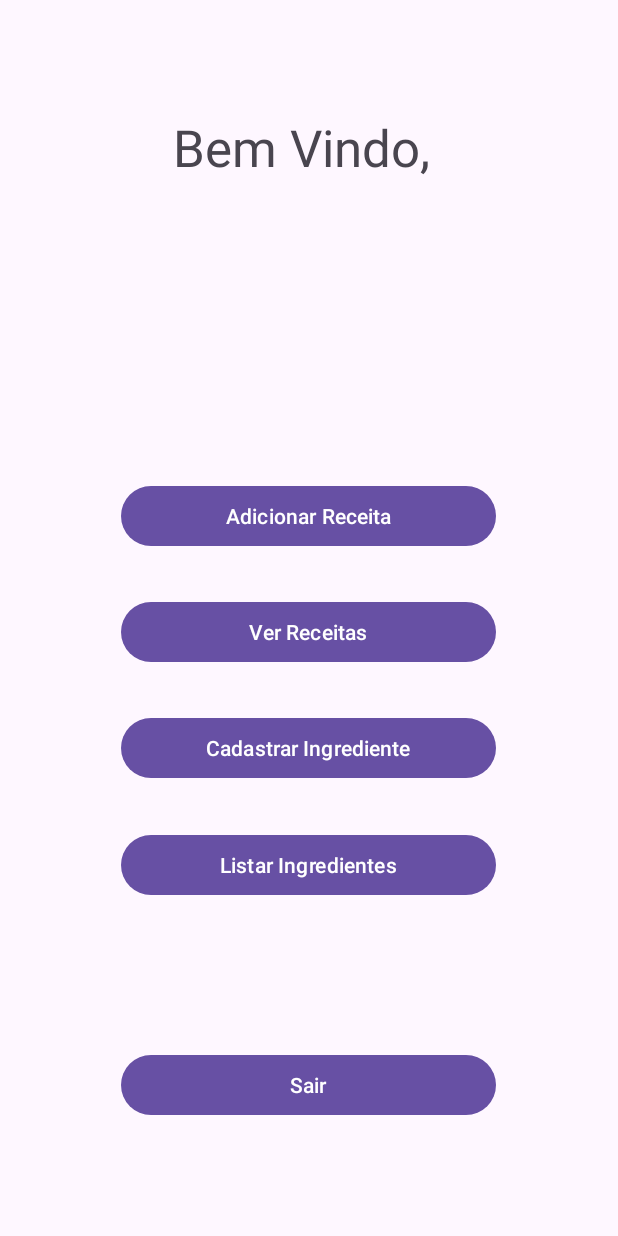
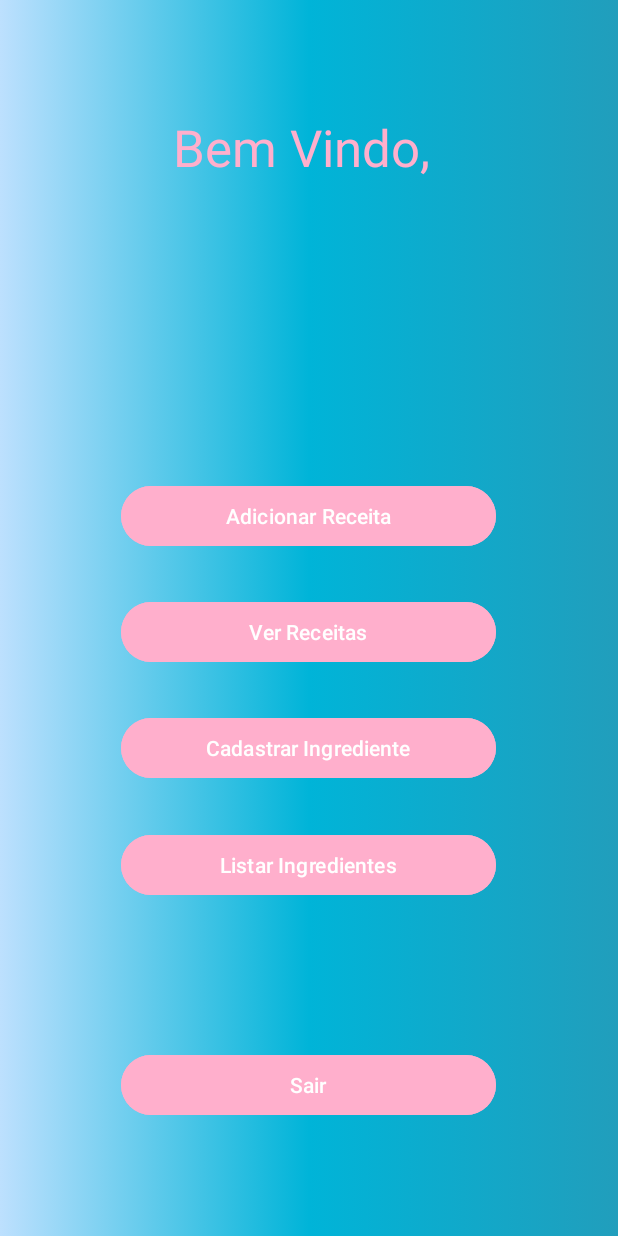
Before and after one commit to Abrahao02/ReceitaAplicativoAndroid, an Android app: the TelaPrincipalActivity screen opened directly, with no data from a screen before it, on a phone screen of 412 x 824 dp. Run offline under Robolectric (Android 15) with nearby library versions, the phone set to English and light mode, and no system bars.

Commit message:
XML tela principal
bricando com xml.

```diff
--- a/app/src/main/res/layout/activity_tela_principal.xml
+++ b/app/src/main/res/layout/activity_tela_principal.xml
@@ -6,7 +6,7 @@
     android:layout_width="match_parent"
     android:layout_height="match_parent"
     android:gravity="center"
-
+    android:background="@drawable/gradient"
     tools:context=".TelaPrincipalActivity">
 
 
@@ -16,6 +16,7 @@
         android:layout_height="wrap_content"
         android:width="250dp"
         android:text="Adicionar Receita"
+        android:backgroundTint="#ffafcc"
         app:layout_constraintBottom_toBottomOf="parent"
         app:layout_constraintEnd_toEndOf="parent"
         app:layout_constraintHorizontal_bias="0.496"
@@ -29,6 +30,7 @@
         android:layout_height="wrap_content"
         android:width="250dp"
         android:text="Ver Receitas"
+        android:backgroundTint="#ffafcc"
         app:layout_constraintBottom_toBottomOf="parent"
         app:layout_constraintEnd_toEndOf="parent"
         app:layout_constraintHorizontal_bias="0.496"
@@ -42,6 +44,7 @@
         android:layout_height="wrap_content"
         android:width="250dp"
         android:text="Cadastrar Ingrediente"
+        android:backgroundTint="#ffafcc"
         app:layout_constraintBottom_toBottomOf="parent"
         app:layout_constraintEnd_toEndOf="parent"
         app:layout_constraintHorizontal_bias="0.496"
@@ -55,6 +58,7 @@
         android:layout_height="wrap_content"
         android:width="250dp"
         android:text="Listar Ingredientes"
+        android:backgroundTint="#ffafcc"
         app:layout_constraintBottom_toBottomOf="parent"
         app:layout_constraintEnd_toEndOf="parent"
         app:layout_constraintHorizontal_bias="0.496"
@@ -69,6 +73,7 @@
         android:layout_margin="10dp"
         android:width="250dp"
         android:text="Sair"
+        android:backgroundTint="#ffafcc"
         app:layout_constraintBottom_toBottomOf="parent"
         app:layout_constraintEnd_toEndOf="parent"
         app:layout_constraintHorizontal_bias="0.496"
@@ -82,6 +87,7 @@
         android:layout_height="124dp"
         android:text="Bem Vindo, "
         android:textAlignment="center"
+        android:textColor="#ffafcc"
         android:textSize="34sp"
         app:layout_constraintBottom_toBottomOf="parent"
         app:layout_constraintEnd_toEndOf="parent"
```
